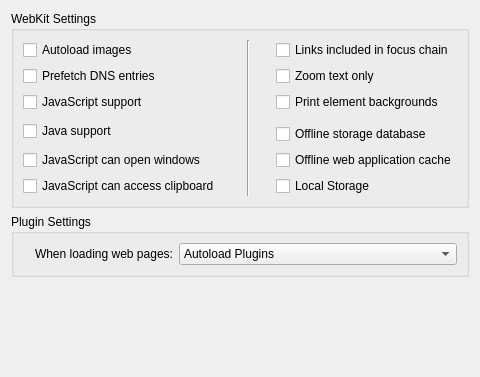
This is src/settings/settings_webkit.ui in KDE/rekonq as Qt 5 draws it before an edit. The edited form follows.
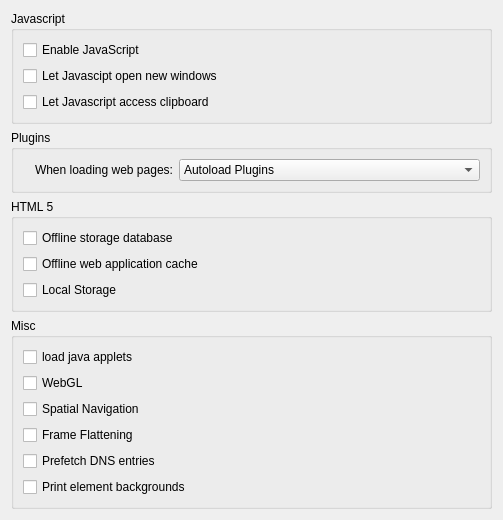
This is the edited form. Custom widgets are drawn as their Qt base class.

Commit message:
Improve rekonq WebKit settings
This patch changes WebKit Settings window removing the "unuseful"
stuffs and adding some news like WebGL or Frame Flattening
(probably useful also on netbook).
It also redesign/clean up the settings widget

Let us require QtWebKit 2.2.x, hence Qt 4.8.0 at least until someone
will explain me how I can check QtWebKit version number with cmake...

REVIEW:102920

The edit to the form file:
```diff
--- a/src/settings/settings_webkit.ui
+++ b/src/settings/settings_webkit.ui
@@ -6,59 +6,18 @@
    <rect>
     <x>0</x>
     <y>0</y>
-    <width>480</width>
-    <height>377</height>
+    <width>503</width>
+    <height>514</height>
    </rect>
   </property>
-  <layout class="QVBoxLayout" name="verticalLayout">
+  <layout class="QVBoxLayout" name="verticalLayout_4">
    <item>
-    <widget class="QGroupBox" name="groupBox">
+    <widget class="QGroupBox" name="groupBox_2">
      <property name="title">
-      <string>WebKit Settings</string>
+      <string>Javascript</string>
      </property>
-     <layout class="QGridLayout" name="gridLayout">
-      <item row="0" column="0">
-       <widget class="QCheckBox" name="kcfg_autoLoadImages">
-        <property name="text">
-         <string>Autoload images</string>
-        </property>
-       </widget>
-      </item>
-      <item row="0" column="1" rowspan="7">
-       <widget class="Line" name="line">
-        <property name="sizePolicy">
-         <sizepolicy hsizetype="Expanding" vsizetype="Minimum">
-          <horstretch>0</horstretch>
-          <verstretch>0</verstretch>
-         </sizepolicy>
-        </property>
-        <property name="orientation">
-         <enum>Qt::Vertical</enum>
-        </property>
-       </widget>
-      </item>
-      <item row="0" column="2">
-       <widget class="QCheckBox" name="kcfg_linksIncludedInFocusChain">
-        <property name="text">
-         <string>Links included in focus chain</string>
-        </property>
-       </widget>
-      </item>
-      <item row="1" column="0">
-       <widget class="QCheckBox" name="kcfg_dnsPrefetch">
-        <property name="text">
-         <string>Prefetch DNS entries</string>
-        </property>
-       </widget>
-      </item>
-      <item row="1" column="2">
-       <widget class="QCheckBox" name="kcfg_zoomTextOnly">
-        <property name="text">
-         <string>Zoom text only</string>
-        </property>
-       </widget>
-      </item>
-      <item row="2" column="0">
+     <layout class="QVBoxLayout" name="verticalLayout">
+      <item>
        <widget class="QCheckBox" name="kcfg_javascriptEnabled">
         <property name="sizePolicy">
          <sizepolicy hsizetype="Minimum" vsizetype="Fixed">
@@ -67,56 +26,21 @@
          </sizepolicy>
         </property>
         <property name="text">
-         <string>JavaScript support</string>
+         <string>Enable JavaScript</string>
         </property>
        </widget>
       </item>
-      <item row="2" column="2">
-       <widget class="QCheckBox" name="kcfg_printElementBackgrounds">
-        <property name="text">
-         <string>Print element backgrounds</string>
-        </property>
-       </widget>
-      </item>
-      <item row="4" column="2">
-       <widget class="QCheckBox" name="kcfg_offlineStorageDatabaseEnabled">
-        <property name="text">
-         <string>Offline storage database</string>
-        </property>
-       </widget>
-      </item>
-      <item row="3" column="0" rowspan="2">
-       <widget class="QCheckBox" name="kcfg_javaEnabled">
-        <property name="text">
-         <string>Java support</string>
-        </property>
-       </widget>
-      </item>
-      <item row="5" column="0">
+      <item>
        <widget class="QCheckBox" name="kcfg_javascriptCanOpenWindows">
         <property name="text">
-         <string>JavaScript can open windows</string>
+         <string>Let Javascipt open new windows</string>
         </property>
        </widget>
       </item>
-      <item row="5" column="2">
-       <widget class="QCheckBox" name="kcfg_offlineWebApplicationCacheEnabled">
-        <property name="text">
-         <string>Offline web application cache</string>
-        </property>
-       </widget>
-      </item>
-      <item row="6" column="0">
+      <item>
        <widget class="QCheckBox" name="kcfg_javascriptCanAccessClipboard">
         <property name="text">
-         <string>JavaScript can access clipboard</string>
-        </property>
-       </widget>
-      </item>
-      <item row="6" column="2">
-       <widget class="QCheckBox" name="kcfg_localStorageEnabled">
-        <property name="text">
-         <string>Local Storage</string>
+         <string>Let Javascript access clipboard</string>
         </property>
        </widget>
       </item>
@@ -135,7 +59,7 @@
       </sizepolicy>
      </property>
      <property name="title">
-      <string>Plugin Settings</string>
+      <string>Plugins</string>
      </property>
      <layout class="QFormLayout" name="formLayout">
       <item row="0" column="0">
@@ -192,7 +116,88 @@
     </widget>
    </item>
    <item>
-    <spacer name="verticalSpacer">
+    <widget class="QGroupBox" name="groupBox_4">
+     <property name="title">
+      <string>HTML 5</string>
+     </property>
+     <layout class="QVBoxLayout" name="verticalLayout_3">
+      <item>
+       <widget class="QCheckBox" name="kcfg_offlineStorageDatabaseEnabled">
+        <property name="text">
+         <string>Offline storage database</string>
+        </property>
+       </widget>
+      </item>
+      <item>
+       <widget class="QCheckBox" name="kcfg_offlineWebApplicationCacheEnabled">
+        <property name="text">
+         <string>Offline web application cache</string>
+        </property>
+       </widget>
+      </item>
+      <item>
+       <widget class="QCheckBox" name="kcfg_localStorageEnabled">
+        <property name="text">
+         <string>Local Storage</string>
+        </property>
+       </widget>
+      </item>
+     </layout>
+    </widget>
+   </item>
+   <item>
+    <widget class="QGroupBox" name="groupBox">
+     <property name="title">
+      <string>Misc</string>
+     </property>
+     <layout class="QVBoxLayout" name="verticalLayout_2">
+      <item>
+       <widget class="QCheckBox" name="kcfg_javaEnabled">
+        <property name="text">
+         <string>load java applets</string>
+        </property>
+       </widget>
+      </item>
+      <item>
+       <widget class="QCheckBox" name="kcfg_webGL">
+        <property name="text">
+         <string>WebGL</string>
+        </property>
+       </widget>
+      </item>
+      <item>
+       <widget class="QCheckBox" name="kcfg_spatialNavigation">
+        <property name="text">
+         <string>Spatial Navigation</string>
+        </property>
+       </widget>
+      </item>
+      <item>
+       <widget class="QCheckBox" name="kcfg_frameFlattening">
+        <property name="text">
+         <string>Frame Flattening</string>
+        </property>
+       </widget>
+      </item>
+      <item>
+       <widget class="QCheckBox" name="kcfg_dnsPrefetch">
+        <property name="text">
+         <string>Prefetch DNS entries</string>
+        </property>
+       </widget>
+      </item>
+      <item>
+       <widget class="QCheckBox" name="kcfg_printElementBackgrounds">
+        <property name="text">
+         <string>Print element backgrounds</string>
+        </property>
+       </widget>
+      </item>
+     </layout>
+    </widget>
+   </item>
+   <item>
+    <spacer name="verticalSpacer_2">
      <property name="orientation">
       <enum>Qt::Vertical</enum>
      </property>
```
The commit also changes 5 other files.
